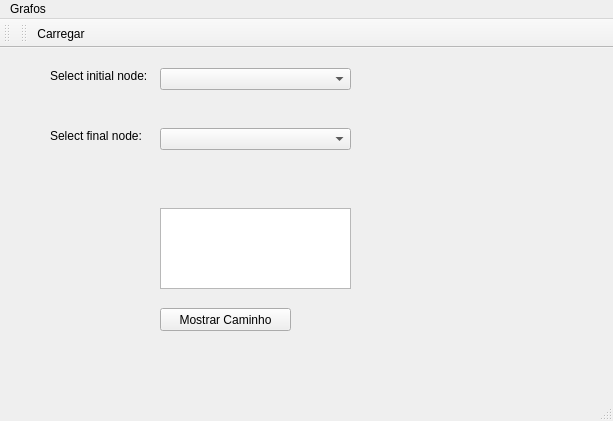
Before: the Qt Designer form Grafos/mainwindow.ui in AugustoLD/Grafos, drawn with Qt 5.
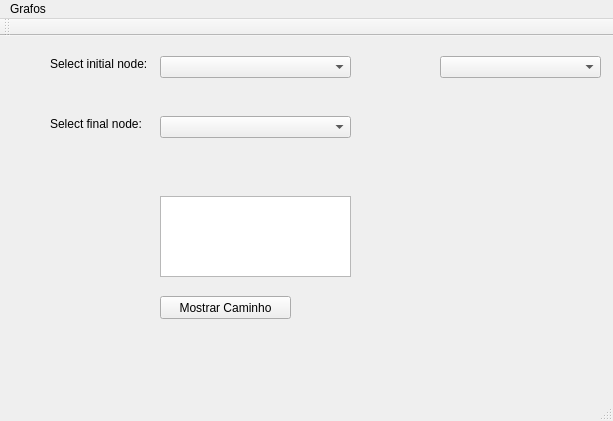
After: the same form once the commit is applied.

Diff of the .ui file:
```diff
--- a/Grafos/mainwindow.ui
+++ b/Grafos/mainwindow.ui
@@ -83,6 +83,16 @@
      <string>Mostrar Caminho</string>
     </property>
    </widget>
+   <widget class="QComboBox" name="comboBox">
+    <property name="geometry">
+     <rect>
+      <x>440</x>
+      <y>20</y>
+      <width>161</width>
+      <height>22</height>
+     </rect>
+    </property>
+   </widget>
   </widget>
   <widget class="QMenuBar" name="menuBar">
    <property name="geometry">
@@ -113,15 +123,6 @@
     <bool>false</bool>
    </attribute>
   </widget>
-  <widget class="QToolBar" name="mainToolBar">
-   <attribute name="toolBarArea">
-    <enum>TopToolBarArea</enum>
-   </attribute>
-   <attribute name="toolBarBreak">
-    <bool>false</bool>
-   </attribute>
-   <addaction name="actionLoad"/>
-  </widget>
   <action name="actionLoad">
    <property name="text">
     <string>Carregar</string>
```
Left out of the diff: 2 changed lines with no effect on the pictures.
